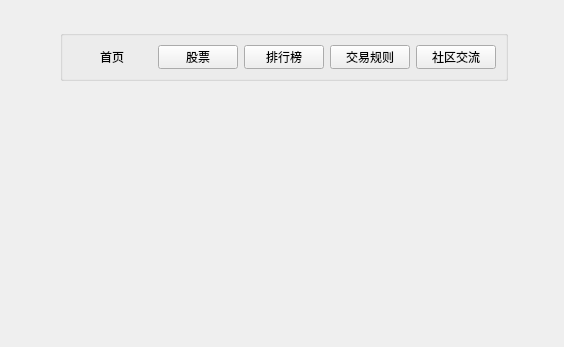
Vks-Feng/Nullptr, file VirtualStock/mainwindow.ui: the form before one commit.
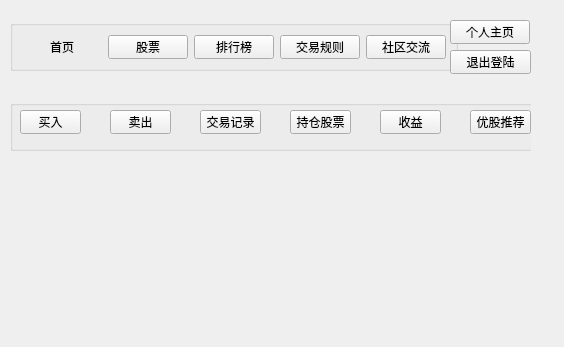
The form after the commit. The open tabs and pages were chosen to show the change.

The edit to the form file:
```diff
--- a/VirtualStock/mainwindow.ui
+++ b/VirtualStock/mainwindow.ui
@@ -16,8 +16,8 @@
   <widget class="QStackedWidget" name="selectpage">
    <property name="geometry">
     <rect>
-     <x>20</x>
-     <y>10</y>
+     <x>0</x>
+     <y>0</y>
      <width>531</width>
      <height>331</height>
     </rect>
@@ -87,7 +87,7 @@
     <widget class="QGroupBox" name="groupBox_2">
      <property name="geometry">
       <rect>
-       <x>40</x>
+       <x>10</x>
        <y>20</y>
        <width>448</width>
        <height>51</height>
@@ -137,6 +137,123 @@
       </item>
      </layout>
     </widget>
+    <widget class="QPushButton" name="personpage2">
+     <property name="geometry">
+      <rect>
+       <x>450</x>
+       <y>20</y>
+       <width>80</width>
+       <height>24</height>
+      </rect>
+     </property>
+     <property name="text">
+      <string>个人主页</string>
+     </property>
+    </widget>
+    <widget class="QPushButton" name="leavebutton2">
+     <property name="geometry">
+      <rect>
+       <x>450</x>
+       <y>50</y>
+       <width>81</width>
+       <height>24</height>
+      </rect>
+     </property>
+     <property name="text">
+      <string>退出登陆</string>
+     </property>
+    </widget>
+    <widget class="QGroupBox" name="groupBox_6">
+     <property name="geometry">
+      <rect>
+       <x>10</x>
+       <y>100</y>
+       <width>571</width>
+       <height>51</height>
+      </rect>
+     </property>
+     <property name="title">
+      <string/>
+     </property>
+     <widget class="QPushButton" name="pushButton">
+      <property name="geometry">
+       <rect>
+        <x>10</x>
+        <y>10</y>
+        <width>61</width>
+        <height>24</height>
+       </rect>
+      </property>
+      <property name="text">
+       <string>买入</string>
+      </property>
+     </widget>
+     <widget class="QPushButton" name="pushButton_2">
+      <property name="geometry">
+       <rect>
+        <x>100</x>
+        <y>10</y>
+        <width>61</width>
+        <height>24</height>
+       </rect>
+      </property>
+      <property name="text">
+       <string>卖出</string>
+      </property>
+     </widget>
+     <widget class="QPushButton" name="pushButton_3">
+      <property name="geometry">
+       <rect>
+        <x>190</x>
+        <y>10</y>
+        <width>61</width>
+        <height>24</height>
+       </rect>
+      </property>
+      <property name="text">
+       <string>交易记录</string>
+      </property>
+     </widget>
+     <widget class="QPushButton" name="pushButton_4">
+      <property name="geometry">
+       <rect>
+        <x>280</x>
+        <y>10</y>
+        <width>61</width>
+        <height>24</height>
+       </rect>
+      </property>
+      <property name="text">
+       <string>持仓股票</string>
+      </property>
+     </widget>
+     <widget class="QPushButton" name="pushButton_5">
+      <property name="geometry">
+       <rect>
+        <x>370</x>
+        <y>10</y>
+        <width>61</width>
+        <height>24</height>
+       </rect>
+      </property>
+      <property name="text">
+       <string>收益</string>
+      </property>
+     </widget>
+     <widget class="QPushButton" name="pushButton_6">
+      <property name="geometry">
+       <rect>
+        <x>460</x>
+        <y>10</y>
+        <width>61</width>
+        <height>24</height>
+       </rect>
+      </property>
+      <property name="text">
+       <string>优股推荐</string>
+      </property>
+     </widget>
+    </widget>
    </widget>
    <widget class="QWidget" name="selectpage3">
     <widget class="QGroupBox" name="groupBox_3">
```
Left out of the diff: 114 changed lines with no effect on the pictures.
